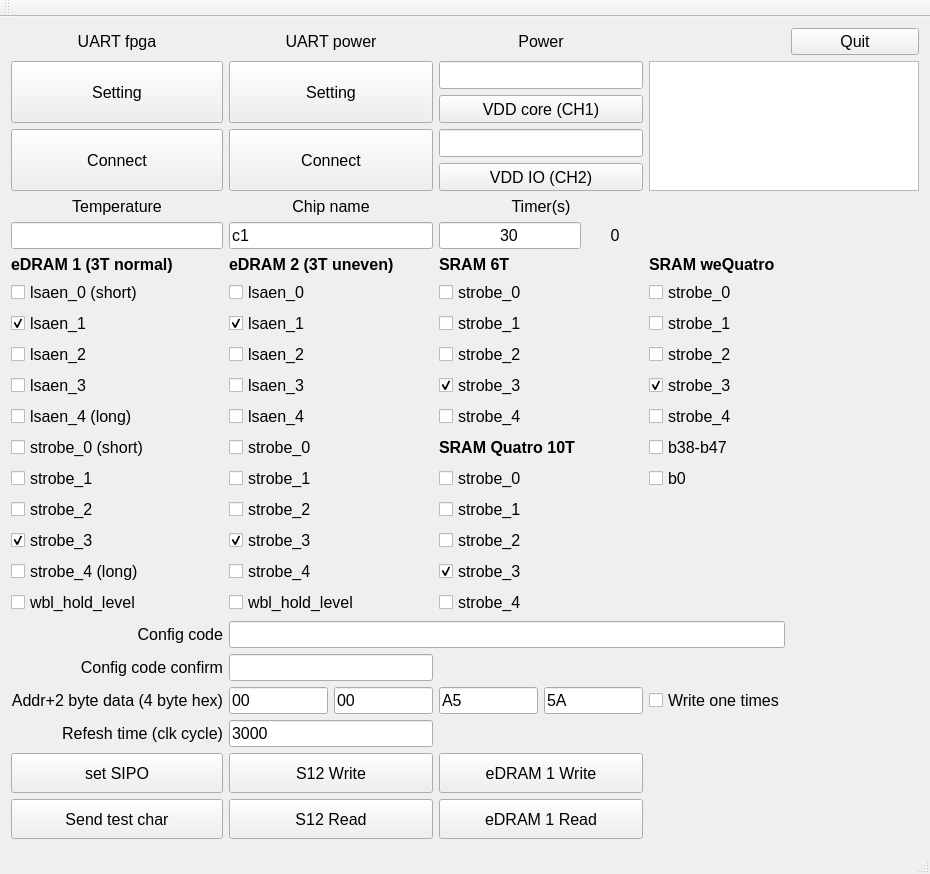
trangjackie/edram65nm_tester, file mainwindow.ui: the form before one commit.
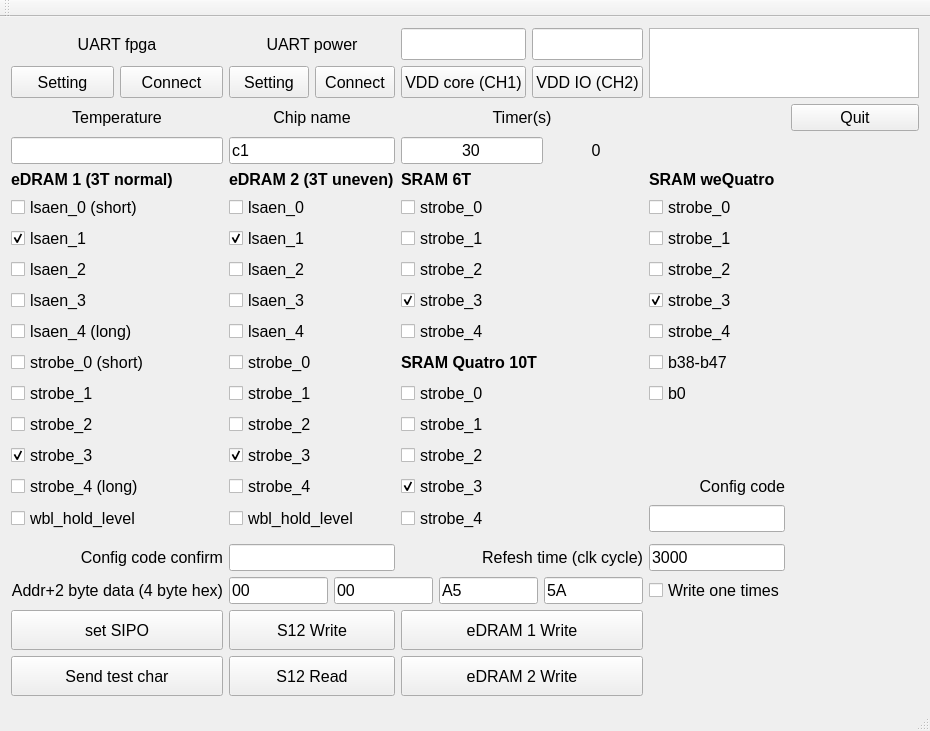
The form after the commit. Icons and pictures are not drawn.

The edit to the form file:
```diff
--- a/mainwindow.ui
+++ b/mainwindow.ui
@@ -7,7 +7,7 @@
     <x>0</x>
     <y>0</y>
     <width>930</width>
-    <height>874</height>
+    <height>657</height>
    </rect>
   </property>
   <property name="font">
@@ -21,6 +21,23 @@
   </property>
   <widget class="QWidget" name="centralWidget">
    <layout class="QGridLayout" name="gridLayout">
+    <item row="17" column="2">
+     <widget class="QCheckBox" name="cb_b32">
+      <property name="text">
+       <string>strobe_4</string>
+      </property>
+     </widget>
+    </item>
+    <item row="16" column="3">
+     <widget class="QLabel" name="label_11">
+      <property name="text">
+       <string>Config code</string>
+      </property>
+      <property name="alignment">
+       <set>Qt::AlignRight|Qt::AlignTrailing|Qt::AlignVCenter</set>
+      </property>
+     </widget>
+    </item>
     <item row="14" column="0">
      <widget class="QCheckBox" name="cb_b8">
       <property name="text">
@@ -144,7 +161,7 @@
     </item>
     <item row="1" column="2">
      <layout class="QGridLayout" name="gridLayout_3">
-      <item row="1" column="0">
+      <item row="1" column="1">
        <widget class="QPushButton" name="pushButton_VDD_core_update">
         <property name="sizePolicy">
          <sizepolicy hsizetype="Preferred" vsizetype="Preferred">
@@ -157,7 +174,7 @@
         </property>
        </widget>
       </item>
-      <item row="0" column="0">
+      <item row="0" column="1">
        <widget class="QLineEdit" name="lineEdit_VDD_core">
         <property name="sizePolicy">
          <sizepolicy hsizetype="Preferred" vsizetype="Preferred">
@@ -167,6 +184,29 @@
         </property>
        </widget>
       </item>
+      <item row="1" column="2">
+       <widget class="QPushButton" name="pushButton_VDD_IO">
+        <property name="sizePolicy">
+         <sizepolicy hsizetype="Preferred" vsizetype="Preferred">
+          <horstretch>0</horstretch>
+          <verstretch>0</verstretch>
+         </sizepolicy>
+        </property>
+        <property name="text">
+         <string>VDD IO (CH2)</string>
+        </property>
+       </widget>
+      </item>
+      <item row="0" column="2">
+       <widget class="QLineEdit" name="lineEdit_VDD_IO">
+        <property name="sizePolicy">
+         <sizepolicy hsizetype="Preferred" vsizetype="Preferred">
+          <horstretch>0</horstretch>
+          <verstretch>0</verstretch>
+         </sizepolicy>
+        </property>
+       </widget>
+      </item>
      </layout>
     </item>
     <item row="5" column="2">
@@ -296,7 +336,7 @@
      </widget>
     </item>
     <item row="23" column="2">
-     <widget class="QPushButton" name="pushButton_DUT_eDRAM1_Read">
+     <widget class="QPushButton" name="pushButton_DUT_eDRAM2_Write">
       <property name="sizePolicy">
        <sizepolicy hsizetype="Expanding" vsizetype="Expanding">
         <horstretch>0</horstretch>
@@ -316,11 +356,11 @@
        </size>
       </property>
       <property name="text">
-       <string>eDRAM 1 Read</string>
+       <string>eDRAM 2 Write</string>
       </property>
       <property name="icon">
        <iconset resource="icons/icons.qrc">
-        <normaloff>:/new/prefix1/package-downgrade.svg</normaloff>:/new/prefix1/package-downgrade.svg</iconset>
+        <normaloff>:/new/prefix1/package-upgrade.svg</normaloff>:/new/prefix1/package-upgrade.svg</iconset>
       </property>
       <property name="iconSize">
        <size>
@@ -375,75 +415,6 @@
       </property>
      </widget>
     </item>
-    <item row="0" column="0">
-     <widget class="QLabel" name="label">
-      <property name="text">
-       <string>UART fpga</string>
-      </property>
-      <property name="alignment">
-       <set>Qt::AlignCenter</set>
-      </property>
-     </widget>
-    </item>
-    <item row="2" column="0">
-     <widget class="QPushButton" name="pushButton_uart_fpga_connect">
-      <property name="sizePolicy">
-       <sizepolicy hsizetype="Preferred" vsizetype="Preferred">
-        <horstretch>0</horstretch>
-        <verstretch>0</verstretch>
-       </sizepolicy>
-      </property>
-      <property name="text">
-       <string>Connect</string>
-      </property>
-     </widget>
-    </item>
-    <item row="1" column="0">
-     <widget class="QPushButton" name="pushButton_uart_fpga_setting">
-      <property name="sizePolicy">
-       <sizepolicy hsizetype="Preferred" vsizetype="Preferred">
-        <horstretch>0</horstretch>
-        <verstretch>0</verstretch>
-       </sizepolicy>
-      </property>
-      <property name="text">
-       <string>Setting</string>
-      </property>
-     </widget>
-    </item>
-    <item row="0" column="1">
-     <widget class="QLabel" name="label_2">
-      <property name="text">
-       <string>UART power</string>
-      </property>
-      <property name="alignment">
-       <set>Qt::AlignCenter</set>
-      </property>
-     </widget>
-    </item>
-    <item row="1" column="1">
-     <widget class="QPushButton" name="pushButton_uart_power_setting">
-      <property name="sizePolicy">
-       <sizepolicy hsizetype="Preferred" vsizetype="Preferred">
-        <horstretch>0</horstretch>
-        <verstretch>0</verstretch>
-       </sizepolicy>
-      </property>
-      <property name="text">
-       <string>Setting</string>
-      </property>
-     </widget>
-    </item>
-    <item row="1" column="3" rowspan="2" colspan="2">
-     <widget class="QPlainTextEdit" name="plainTextEdit_console">
-      <property name="sizePolicy">
-       <sizepolicy hsizetype="Preferred" vsizetype="Preferred">
-        <horstretch>0</horstretch>
-        <verstretch>0</verstretch>
-       </sizepolicy>
-      </property>
-     </widget>
-    </item>
     <item row="23" column="1">
      <widget class="QPushButton" name="pushButton_DUT_S12_Read">
       <property name="sizePolicy">
@@ -492,16 +463,13 @@
       </property>
      </widget>
     </item>
-    <item row="2" column="1">
-     <widget class="QPushButton" name="pushButton_uart_power_connect">
-      <property name="sizePolicy">
-       <sizepolicy hsizetype="Preferred" vsizetype="Preferred">
-        <horstretch>0</horstretch>
-        <verstretch>0</verstretch>
-       </sizepolicy>
-      </property>
+    <item row="17" column="1">
+     <widget class="QCheckBox" name="cb_b22">
       <property name="text">
-       <string>Connect</string>
+       <string>wbl_hold_level</string>
+      </property>
+      <property name="checked">
+       <bool>false</bool>
       </property>
      </widget>
     </item>
@@ -536,23 +504,6 @@
       </property>
      </widget>
     </item>
-    <item row="17" column="2">
-     <widget class="QCheckBox" name="cb_b32">
-      <property name="text">
-       <string>strobe_4</string>
-      </property>
-     </widget>
-    </item>
-    <item row="0" column="2">
-     <widget class="QLabel" name="label_5">
-      <property name="text">
-       <string>Power</string>
-      </property>
-      <property name="alignment">
-       <set>Qt::AlignCenter</set>
-      </property>
-     </widget>
-    </item>
     <item row="3" column="2">
      <widget class="QLabel" name="label_18">
       <property name="text">
@@ -563,46 +514,6 @@
       </property>
      </widget>
     </item>
-    <item row="2" column="2">
-     <layout class="QGridLayout" name="gridLayout_4">
-      <item row="0" column="0">
-       <widget class="QLineEdit" name="lineEdit_VDD_IO">
-        <property name="sizePolicy">
-         <sizepolicy hsizetype="Preferred" vsizetype="Preferred">
-          <horstretch>0</horstretch>
-          <verstretch>0</verstretch>
-         </sizepolicy>
-        </property>
-       </widget>
-      </item>
-      <item row="1" column="0">
-       <widget class="QPushButton" name="pushButton_VDD_IO">
-        <property name="sizePolicy">
-         <sizepolicy hsizetype="Preferred" vsizetype="Preferred">
-          <horstretch>0</horstretch>
-          <verstretch>0</verstretch>
-         </sizepolicy>
-        </property>
-        <property name="text">
-         <string>VDD IO (CH2)</string>
-        </property>
-       </widget>
-      </item>
-     </layout>
-    </item>
-    <item row="0" column="4">
-     <widget class="QPushButton" name="pushButton_app_close">
-      <property name="sizePolicy">
-       <sizepolicy hsizetype="Preferred" vsizetype="Preferred">
-        <horstretch>0</horstretch>
-        <verstretch>0</verstretch>
-       </sizepolicy>
-      </property>
-      <property name="text">
-       <string>Quit</string>
-      </property>
-     </widget>
-    </item>
     <item row="6" column="0">
      <widget class="QLabel" name="label_6">
       <property name="font">
@@ -623,9 +534,6 @@
       </property>
      </widget>
     </item>
-    <item row="18" column="1" colspan="3">
-     <widget class="QLineEdit" name="lineEdit_SIPO_setdata"/>
-    </item>
     <item row="16" column="1">
      <widget class="QCheckBox" name="cb_b21">
       <property name="toolTip">
@@ -817,16 +725,6 @@
       </property>
      </widget>
     </item>
-    <item row="17" column="1">
-     <widget class="QCheckBox" name="cb_b22">
-      <property name="text">
-       <string>wbl_hold_level</string>
-      </property>
-      <property name="checked">
-       <bool>false</bool>
-      </property>
-     </widget>
-    </item>
     <item row="9" column="3">
      <widget class="QCheckBox" name="cb_b35">
       <property name="text">
@@ -871,6 +769,19 @@
       </property>
      </widget>
     </item>
+    <item row="8" column="0">
+     <widget class="QCheckBox" name="cb_b2">
+      <property name="toolTip">
+       <string>80 inv</string>
+      </property>
+      <property name="text">
+       <string>lsaen_1</string>
+      </property>
+      <property name="checked">
+       <bool>true</bool>
+      </property>
+     </widget>
+    </item>
     <item row="11" column="0">
      <widget class="QCheckBox" name="cb_b5">
       <property name="toolTip">
@@ -888,19 +799,6 @@
       </property>
      </widget>
     </item>
-    <item row="8" column="0">
-     <widget class="QCheckBox" name="cb_b2">
-      <property name="toolTip">
-       <string>80 inv</string>
-      </property>
-      <property name="text">
-       <string>lsaen_1</string>
-      </property>
-      <property name="checked">
-       <bool>true</bool>
-      </property>
-     </widget>
-    </item>
     <item row="9" column="0">
      <widget class="QCheckBox" name="cb_b3">
       <property name="toolTip">
@@ -914,16 +812,6 @@
       </property>
      </widget>
     </item>
-    <item row="18" column="0">
-     <widget class="QLabel" name="label_11">
-      <property name="text">
-       <string>Config code</string>
-      </property>
-      <property name="alignment">
-       <set>Qt::AlignRight|Qt::AlignTrailing|Qt::AlignVCenter</set>
-      </property>
-     </widget>
-    </item>
     <item row="16" column="0">
      <widget class="QCheckBox" name="cb_b10">
       <property name="text">
@@ -951,6 +839,9 @@
       </property>
      </widget>
     </item>
+    <item row="19" column="1">
+     <widget class="QLineEdit" name="lineEdit_SIPO_verifydata"/>
+    </item>
     <item row="20" column="0">
      <widget class="QLabel" name="label_13">
       <property name="text">
@@ -961,9 +852,6 @@
       </property>
      </widget>
     </item>
-    <item row="19" column="1">
-     <widget class="QLineEdit" name="lineEdit_SIPO_verifydata"/>
-    </item>
     <item row="19" column="0">
      <widget class="QLabel" name="label_12">
       <property name="text">
@@ -974,20 +862,13 @@
       </property>
      </widget>
     </item>
-    <item row="21" column="0">
-     <widget class="QLabel" name="label_14">
-      <property name="text">
-       <string>Refesh time (clk cycle)</string>
+    <item row="20" column="3">
+     <widget class="QCheckBox" name="checkBox_DUT_WriteOne">
+      <property name="toolTip">
+       <string>check for write 1 address only</string>
       </property>
-      <property name="alignment">
-       <set>Qt::AlignRight|Qt::AlignTrailing|Qt::AlignVCenter</set>
-      </property>
-     </widget>
-    </item>
-    <item row="21" column="1">
-     <widget class="QLineEdit" name="lineEdit_refeshtime">
       <property name="text">
-       <string>3000</string>
+       <string>Write one times</string>
       </property>
      </widget>
     </item>
@@ -1035,13 +916,126 @@
       </item>
      </layout>
     </item>
-    <item row="20" column="3">
-     <widget class="QCheckBox" name="checkBox_DUT_WriteOne">
-      <property name="toolTip">
-       <string>check for write 1 address only</string>
+    <item row="17" column="3">
+     <widget class="QLineEdit" name="lineEdit_SIPO_setdata"/>
+    </item>
+    <item row="19" column="2">
+     <widget class="QLabel" name="label_14">
+      <property name="text">
+       <string>Refesh time (clk cycle)</string>
       </property>
+      <property name="alignment">
+       <set>Qt::AlignRight|Qt::AlignTrailing|Qt::AlignVCenter</set>
+      </property>
+     </widget>
+    </item>
+    <item row="19" column="3">
+     <widget class="QLineEdit" name="lineEdit_refeshtime">
       <property name="text">
-       <string>Write one times</string>
+       <string>3000</string>
+      </property>
+     </widget>
+    </item>
+    <item row="1" column="0">
+     <layout class="QGridLayout" name="gridLayout_6">
+      <item row="2" column="0">
+       <widget class="QPushButton" name="pushButton_uart_fpga_setting">
+        <property name="sizePolicy">
+         <sizepolicy hsizetype="Preferred" vsizetype="Preferred">
+          <horstretch>0</horstretch>
+          <verstretch>0</verstretch>
+         </sizepolicy>
+        </property>
+        <property name="text">
+         <string>Setting</string>
+        </property>
+       </widget>
+      </item>
+      <item row="2" column="1">
+       <widget class="QPushButton" name="pushButton_uart_fpga_connect">
+        <property name="sizePolicy">
+         <sizepolicy hsizetype="Preferred" vsizetype="Preferred">
+          <horstretch>0</horstretch>
+          <verstretch>0</verstretch>
+         </sizepolicy>
+        </property>
+        <property name="text">
+         <string>Connect</string>
+        </property>
+       </widget>
+      </item>
+      <item row="0" column="0" colspan="2">
+       <widget class="QLabel" name="label">
+        <property name="text">
+         <string>UART fpga</string>
+        </property>
+        <property name="alignment">
+         <set>Qt::AlignCenter</set>
+        </property>
+       </widget>
+      </item>
+     </layout>
+    </item>
+    <item row="1" column="1">
+     <layout class="QGridLayout" name="gridLayout_7">
+      <item row="1" column="0">
+       <widget class="QPushButton" name="pushButton_uart_power_setting">
+        <property name="sizePolicy">
+         <sizepolicy hsizetype="Preferred" vsizetype="Preferred">
+          <horstretch>0</horstretch>
+          <verstretch>0</verstretch>
+         </sizepolicy>
+        </property>
+        <property name="text">
+         <string>Setting</string>
+        </property>
+       </widget>
+      </item>
+      <item row="1" column="1">
+       <widget class="QPushButton" name="pushButton_uart_power_connect">
+        <property name="sizePolicy">
+         <sizepolicy hsizetype="Preferred" vsizetype="Preferred">
+          <horstretch>0</horstretch>
+          <verstretch>0</verstretch>
+         </sizepolicy>
+        </property>
+        <property name="text">
+         <string>Connect</string>
+        </property>
+       </widget>
+      </item>
+      <item row="0" column="0" colspan="2">
+       <widget class="QLabel" name="label_2">
+        <property name="text">
+         <string>UART power</string>
+        </property>
+        <property name="alignment">
+         <set>Qt::AlignCenter</set>
+        </property>
+       </widget>
+      </item>
+     </layout>
+    </item>
+    <item row="3" column="4">
+     <widget class="QPushButton" name="pushButton_app_close">
+      <property name="sizePolicy">
+       <sizepolicy hsizetype="Preferred" vsizetype="Preferred">
+        <horstretch>0</horstretch>
+        <verstretch>0</verstretch>
+       </sizepolicy>
+      </property>
+      <property name="text">
+       <string>Quit</string>
+      </property>
+     </widget>
+    </item>
+    <item row="1" column="3" colspan="2">
+     <widget class="QPlainTextEdit" name="plainTextEdit_console">
+      <property name="sizePolicy">
+       <sizepolicy hsizetype="Preferred" vsizetype="Preferred">
+        <horstretch>0</horstretch>
+        <verstretch>0</verstretch>
+       </sizepolicy>
       </property>
      </widget>
     </item>
```
